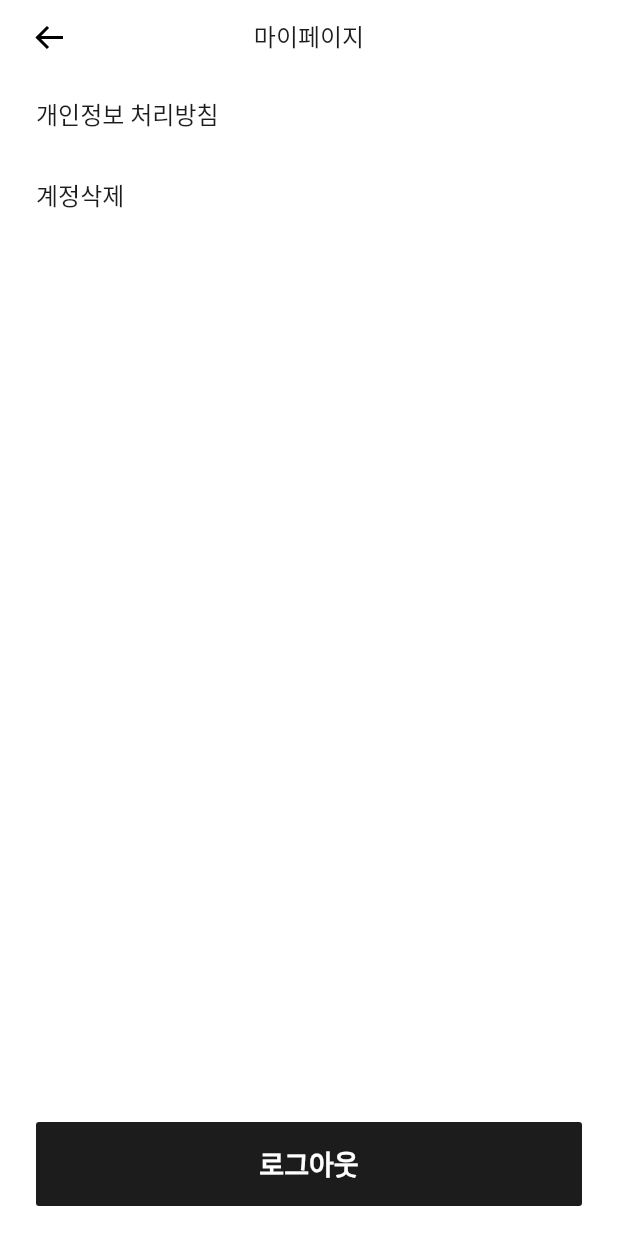
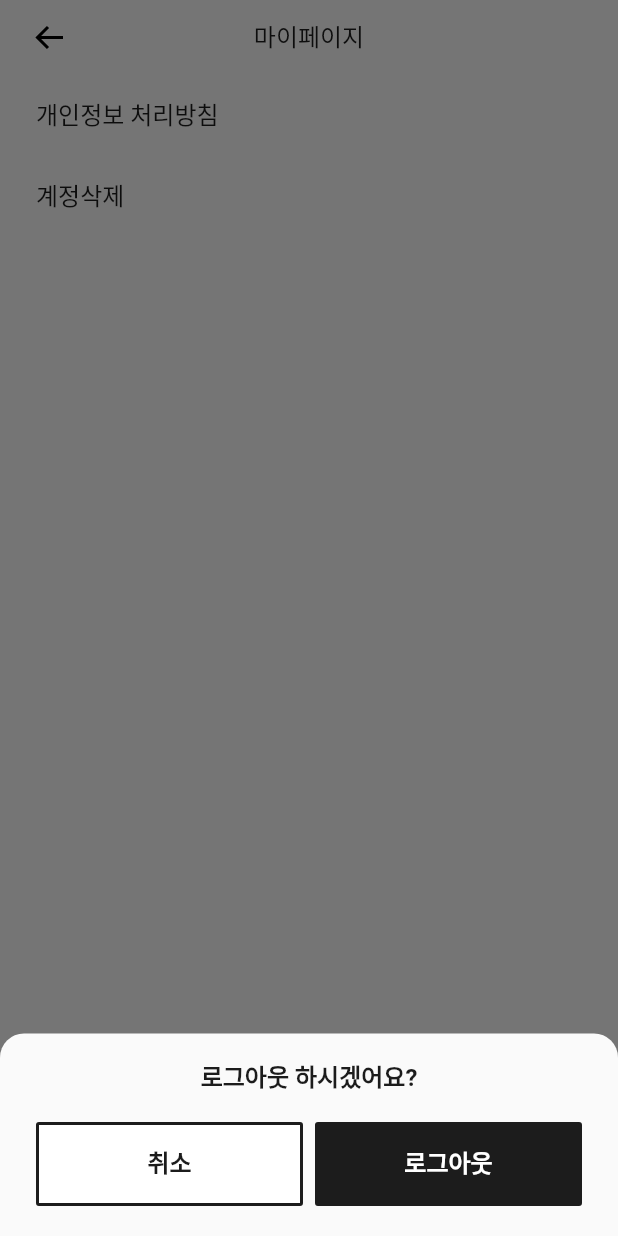
Before and after one commit to depromeet/bodymood-flutter, a Flutter app: the PreferencesPage screen opened directly, after a tap on "로그아웃", on a phone screen of 412 x 824 dp. Run offline on Flutter 3.47's test engine with Material 2 defaults, Android fonts, the phone set to English and light mode, and no system bars; our stand-ins replace after_layout, cached_network_image, carousel_slider, dio, dotted_border, equatable and 7 more; missing offline and left inert: flowder, kakao_flutter_sdk, mime_type, network_to_file_image; generated files the repository leaves out were written again; Roboto replaces fonts that are missing (Pretendard Variable); statements that could not run were skipped; project files that could hold a hidden picture were left out.

Commit message:
feat: #24 로그아웃 바텀 시트 뎁스 추가

```diff
--- a/lib/gui/preferences/logout_button/logout_button.dart
+++ b/lib/gui/preferences/logout_button/logout_button.dart
@@ -1,8 +1,13 @@
+import 'dart:async';
+
 import 'package:flutter/material.dart';
+import 'package:flutter/painting.dart';
+import 'package:flutter/widgets.dart';
 import 'package:flutter_riverpod/flutter_riverpod.dart';
 
 import '../../../bloc/app_state/core/app_state_manager.dart';
 import '../../constants/color.dart';
+import '../../widgets/snackbar/humming_snackbar.dart';
 
 class BodymoodLogoutButton extends ConsumerWidget {
   const BodymoodLogoutButton({Key? key}) : super(key: key);
@@ -11,8 +16,17 @@ class BodymoodLogoutButton extends ConsumerWidget {
   Widget build(BuildContext context, ref) {
     return GestureDetector(
       onTap: () async {
-        final appStateManager = ref.read(appStateManagerProvider.notifier);
-        await appStateManager.resetApp();
+        showModalBottomSheet(
+          context: context,
+          builder: (context) {
+            return const _BottomSheetBody();
+          },
+          shape: const RoundedRectangleBorder(
+            borderRadius: BorderRadius.vertical(
+              top: Radius.circular(16),
+            ),
+          ),
+        );
       },
       child: Container(
         height: 56,
@@ -35,3 +49,117 @@ class BodymoodLogoutButton extends ConsumerWidget {
     );
   }
 }
+
+class _BottomSheetBody extends ConsumerWidget {
+  const _BottomSheetBody({
+    Key? key,
+  }) : super(key: key);
+
+  @override
+  Widget build(BuildContext context, ref) {
+    return Padding(
+      padding: const EdgeInsets.symmetric(horizontal: 24, vertical: 20),
+      child: Column(
+        mainAxisSize: MainAxisSize.min,
+        children: [
+          _buildTitle(),
+          const SizedBox(height: 20),
+          _buildButtonBar(context, ref),
+        ],
+      ),
+    );
+  }
+
+  Row _buildButtonBar(BuildContext context, WidgetRef ref) {
+    return Row(
+      mainAxisSize: MainAxisSize.max,
+      children: [
+        const Expanded(
+          child: _BottomSheetButton(
+            buttonBackgroundColor: clPrimaryWhite,
+            buttonTitle: '취소',
+            buttonTextColor: clPrimaryBlack,
+          ),
+        ),
+        const SizedBox(width: 8),
+        Expanded(
+          child: _BottomSheetButton(
+            onClick: () async {
+              // Navigator.pop(context);
+              await ref.read(appStateManagerProvider.notifier).resetApp();
+              ScaffoldMessenger.of(context).showSnackBar(
+                HummingSnackbar(
+                  message: '로그아웃 되었습니다.',
+                ),
+              );
+            },
+            buttonBackgroundColor: clPrimaryBlack,
+            buttonTitle: '로그아웃',
+            buttonTextColor: clPrimaryWhite,
+          ),
+        ),
+      ],
+    );
+  }
+
+  Text _buildTitle() {
+    return const Text(
+      '로그아웃 하시겠어요?',
+      style: TextStyle(
+        fontWeight: FontWeight.w600,
+        fontSize: 16,
+        height: 19 / 16,
+        color: clPrimaryBlack,
+      ),
+    );
+  }
+}
+
+class _BottomSheetButton extends StatelessWidget {
+  const _BottomSheetButton({
+    Key? key,
+    this.onClick,
+    required this.buttonBackgroundColor,
+    required this.buttonTitle,
+    required this.buttonTextColor,
+  }) : super(key: key);
+
+  final FutureOr<void> Function()? onClick;
+  final Color buttonBackgroundColor;
+  final String buttonTitle;
+  final Color buttonTextColor;
+
+  @override
+  Widget build(BuildContext context) {
+    return SizedBox(
+      height: 56,
+      child: Ink(
+        decoration: BoxDecoration(
+          color: buttonBackgroundColor,
+          borderRadius: BorderRadius.circular(2),
+          border: Border.all(
+            color: clPrimaryBlack,
+            width: 2,
+          ),
+        ),
+        child: InkWell(
+          onTap: () async {
+            await onClick?.call();
+            Navigator.pop(context);
+          },
+          child: Center(
+            child: Text(
+              buttonTitle,
+              style: TextStyle(
+                fontWeight: FontWeight.bold,
+                fontSize: 16,
+                height: 19 / 16,
+                color: buttonTextColor,
+              ),
+            ),
+          ),
+        ),
+      ),
+    );
+  }
+}
--- a/lib/gui/preferences/widget/bodymood_signout.dart
+++ b/lib/gui/preferences/widget/bodymood_signout.dart
@@ -102,14 +102,13 @@ class SignoutPage extends ConsumerWidget {
     final authServer = BodymoodAuthServer();
     final authToken = ref.read(authTokenManagerProvider).authToken;
     await authServer.signout(authToken);
-    final controller = ScaffoldMessenger.of(context).showSnackBar(
+    await ref.read(appStateManagerProvider.notifier).resetApp();
+    Navigator.of(context).pop();
+    ScaffoldMessenger.of(context).showSnackBar(
       HummingSnackbar(
         message: '계정이 삭제되었습니다.',
       ),
     );
-    await controller.closed;
-    Navigator.of(context).pop();
-    ref.read(appStateManagerProvider.notifier).resetApp();
   }
 
   Padding _buildBody() {
--- a/lib/gui/widgets/snackbar/humming_snackbar.dart
+++ b/lib/gui/widgets/snackbar/humming_snackbar.dart
@@ -4,10 +4,11 @@ class HummingSnackbar extends SnackBar {
   HummingSnackbar({
     Key? key,
     required String message,
+    double bottom = 96,
   }) : super(
           key: key,
           content: IntrinsicHeight(child: Center(child: Text(message))),
-          margin: const EdgeInsets.fromLTRB(24, 0, 24, 96),
+          margin: EdgeInsets.fromLTRB(24, 0, 24, bottom),
           padding: const EdgeInsets.symmetric(vertical: 16),
           elevation: 4,
           behavior: SnackBarBehavior.floating,
```
